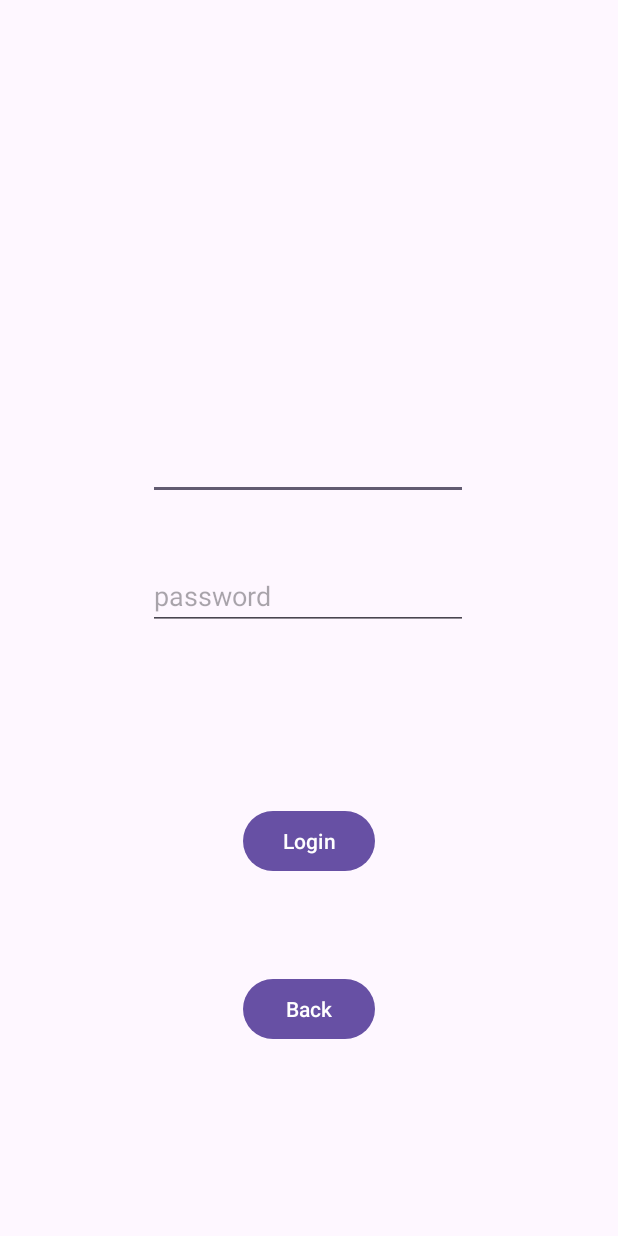
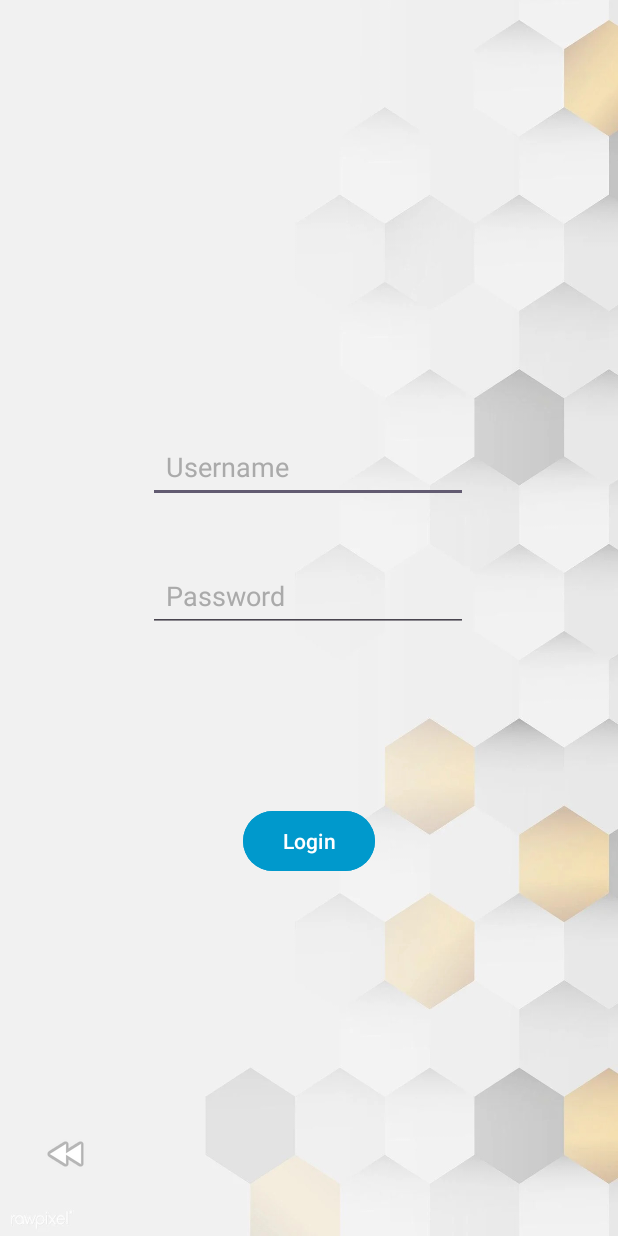
Before and after one commit to LucasCoutinho200563162/AndroidStudio, an Android app: the Login screen opened directly, with no data from a screen before it, on a phone screen of 412 x 824 dp. Run offline under Robolectric (Android 15) with nearby library versions, the phone set to English and light mode, and no system bars.

Commit message:
Add styling and image file

```diff
--- a/app/src/main/res/layout/activity_login.xml
+++ b/app/src/main/res/layout/activity_login.xml
@@ -5,7 +5,8 @@
     android:id="@+id/main"
     android:layout_width="match_parent"
     android:layout_height="match_parent"
-    tools:context=".Login2">
+    tools:context=".Login2"
+    android:background="@drawable/wp11410820">
 
     <EditText
         android:id="@+id/usernameLogin"
@@ -13,7 +14,10 @@
         android:layout_height="wrap_content"
         android:ems="10"
         android:inputType="text"
-        android:text="username"
+        android:hint="Username"
+        android:padding="12dp"
+        android:textColor="@android:color/black"
+        android:textColorHint="@android:color/darker_gray"
         app:layout_constraintBottom_toBottomOf="parent"
         app:layout_constraintEnd_toEndOf="parent"
         app:layout_constraintHorizontal_bias="0.498"
@@ -26,8 +30,11 @@
         android:layout_width="wrap_content"
         android:layout_height="wrap_content"
         android:ems="10"
-        android:hint="password"
+        android:hint="Password"
         android:inputType="textPassword"
+        android:padding="12dp"
+        android:textColor="@android:color/black"
+        android:textColorHint="@android:color/darker_gray"
         app:layout_constraintBottom_toBottomOf="parent"
         app:layout_constraintEnd_toEndOf="parent"
         app:layout_constraintHorizontal_bias="0.498"
@@ -40,6 +47,7 @@
         android:layout_width="wrap_content"
         android:layout_height="wrap_content"
         android:text="Login"
+        android:backgroundTint="@android:color/holo_blue_dark"
         app:layout_constraintBottom_toBottomOf="parent"
         app:layout_constraintEnd_toEndOf="parent"
         app:layout_constraintHorizontal_bias="0.499"
@@ -47,16 +55,17 @@
         app:layout_constraintTop_toTopOf="parent"
         app:layout_constraintVertical_bias="0.692" />
 
-    <Button
+    <ImageButton
         android:id="@+id/btnBackFromLogin"
         android:layout_width="wrap_content"
         android:layout_height="wrap_content"
-        android:text="Back"
         app:layout_constraintBottom_toBottomOf="parent"
         app:layout_constraintEnd_toEndOf="parent"
-        app:layout_constraintHorizontal_bias="0.499"
+        app:layout_constraintHorizontal_bias="0.045"
         app:layout_constraintStart_toStartOf="parent"
         app:layout_constraintTop_toTopOf="parent"
-        app:layout_constraintVertical_bias="0.836" />
+        app:layout_constraintVertical_bias="0.963"
+        app:srcCompat="@android:drawable/ic_media_rew"
+        android:backgroundTint="@android:color/transparent"/>
 
 </androidx.constraintlayout.widget.ConstraintLayout>
```
Also changed, not shown: app/src/main/java/com/example/assignment/MainActivity.kt (+12 -1 lines), app/src/main/res/layout/activity_login2.xml (+14 -4 lines), app/src/main/res/layout/activity_main.xml (+20 -1 lines), app/src/main/res/layout/activity_sign_up.xml (+16 -4 lines), app/src/main/res/layout/activity_sign_up2.xml (+16 -4 lines), app/src/main/res/drawable/wp11410820.jpg (added).
